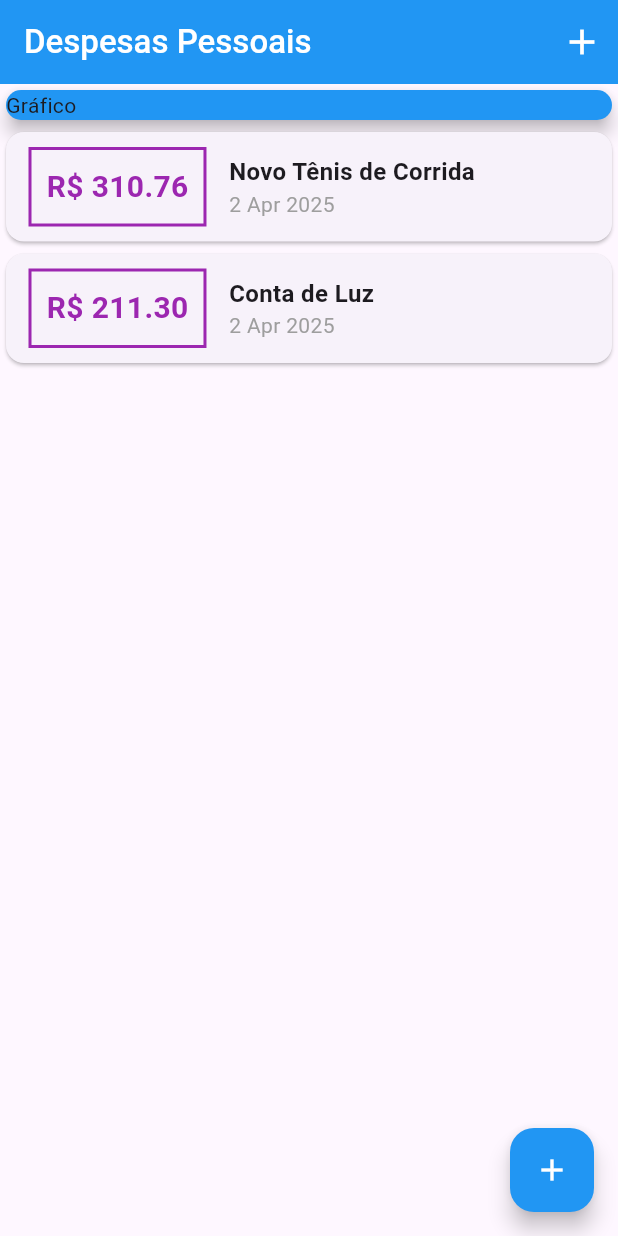
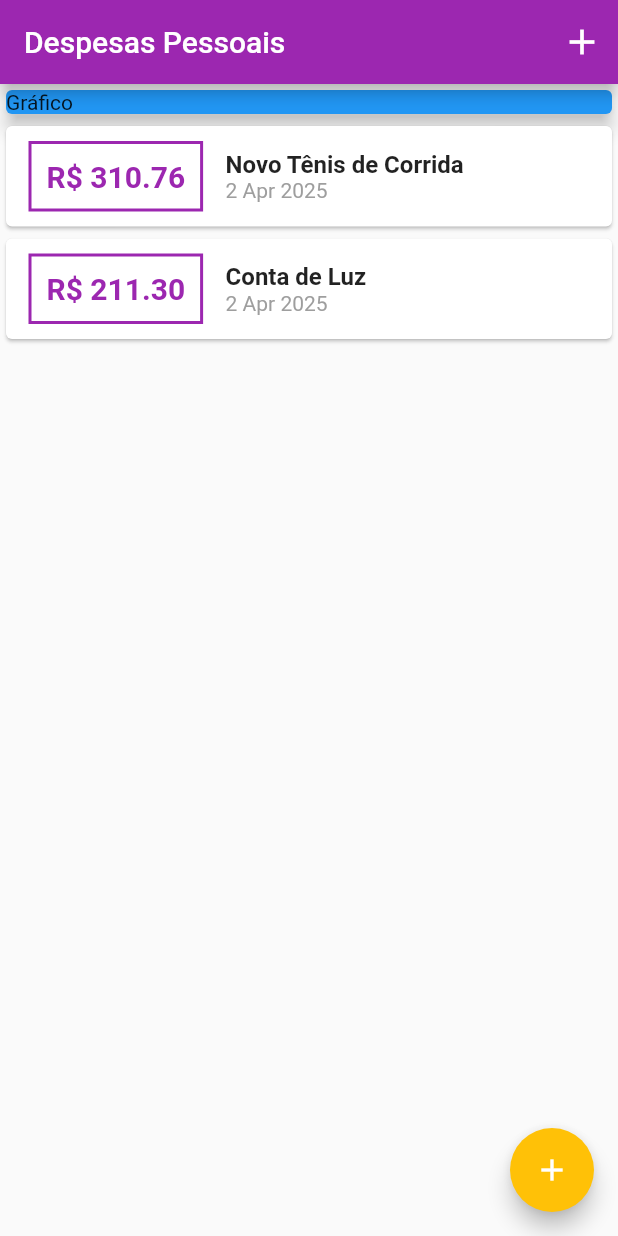
Before and after one commit to niltinfilho/flutter-cod3r, a Flutter app: the screen it shows after launch, on a phone screen of 412 x 824 dp. Run offline on Flutter 3.47's test engine with Material 3 defaults, Android fonts, the phone set to English and light mode, and no system bars.

Commit message:
cores personalizadas no tema

```diff
--- a/expenses/lib/components/transaction_list.dart
+++ b/expenses/lib/components/transaction_list.dart
@@ -25,17 +25,17 @@ class TransactionList extends StatelessWidget {
                   ),
                   decoration: BoxDecoration(
                     border: Border.all(
-                      color: Colors.purple,
+                      color: Theme.of(context).colorScheme.primary,
                       width: 2,
                     ),
                   ),
                   padding: const EdgeInsets.all(10),
                   child: Text(
                     'R\$ ${tr.value.toStringAsFixed(2)}',
-                    style: const TextStyle(
+                    style: TextStyle(
                       fontWeight: FontWeight.bold,
                       fontSize: 20,
-                      color: Colors.purple,
+                      color: Theme.of(context).colorScheme.primary,
                     ),
                   ),
                 ),
@@ -51,9 +51,7 @@ class TransactionList extends StatelessWidget {
                     ),
                     Text(
                       DateFormat('d MMM y').format(tr.date),
-                      style: const TextStyle(
-                        color: Colors.grey,
-                      ),
+                      style: const TextStyle(color: Colors.grey),
                     ),
                   ],
                 ),
--- a/expenses/lib/main.dart
+++ b/expenses/lib/main.dart
@@ -1,22 +1,37 @@
 import 'package:expenses/components/transaction_form.dart';
 import 'package:flutter/material.dart';
 import 'dart:math';
-import 'components/transaction_form.dart';
 import 'components/transaction_list.dart';
 import 'models/transaction.dart';
 
-main() => runApp(const ExpensesApp());
+main() => runApp(ExpensesApp());
 
 class ExpensesApp extends StatelessWidget {
-  const ExpensesApp({Key? key}) : super(key: key);
+  ExpensesApp({super.key});
+  final ThemeData tema = ThemeData();
+
   @override
   Widget build(BuildContext context) {
-    return const MaterialApp(home: MyHomePage());
+    return MaterialApp(
+      home: MyHomePage(),
+      theme: ThemeData(
+        useMaterial3: false,
+        appBarTheme: AppBarTheme(
+          backgroundColor: Colors.purple,
+          foregroundColor: Colors.white,
+        ),
+        colorScheme: ColorScheme.fromSeed(
+          seedColor: Colors.amber,
+          primary: Colors.purple,
+          secondary: Colors.amber,
+        ),
+      ),
+    );
   }
 }
 
 class MyHomePage extends StatefulWidget {
-  const MyHomePage({Key? key}) : super(key: key);
+  const MyHomePage({super.key});
 
   @override
   State<MyHomePage> createState() => _MyHomePageState();
@@ -66,11 +81,7 @@ class _MyHomePageState extends State<MyHomePage> {
   Widget build(BuildContext context) {
     return Scaffold(
       appBar: AppBar(
-        backgroundColor: Colors.blue,
-        title: const Text(
-          'Despesas Pessoais',
-          style: TextStyle(color: Colors.white, fontWeight: FontWeight.w500),
-        ),
+        title: const Text('Despesas Pessoais'),
         actions: [
           IconButton(
             icon: const Icon(Icons.add),
@@ -97,7 +108,7 @@ class _MyHomePageState extends State<MyHomePage> {
       ),
       floatingActionButton: FloatingActionButton(
         child: const Icon(Icons.add),
-        backgroundColor: Colors.blue,
+        backgroundColor: Theme.of(context).colorScheme.secondary,
         foregroundColor: Colors.white,
         onPressed: () => _openTransactionFormModal(context),
       ),
```
